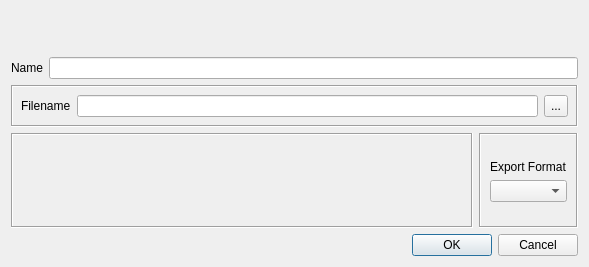
Old version of the form ui/ExportDialog.ui in the repository chris2511/xca.
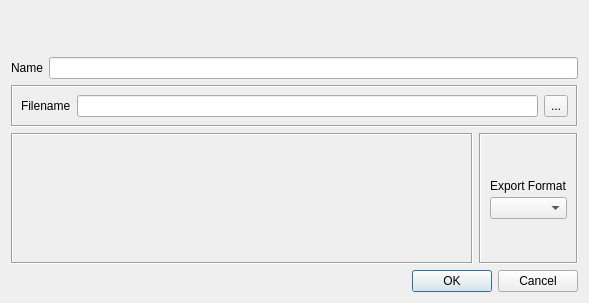
New version of the form. Custom widgets are drawn as their Qt base class.

```diff
--- a/ui/ExportDialog.ui
+++ b/ui/ExportDialog.ui
@@ -7,7 +7,7 @@
     <x>0</x>
     <y>0</y>
     <width>589</width>
-    <height>267</height>
+    <height>303</height>
    </rect>
   </property>
   <property name="windowTitle">
@@ -172,6 +172,9 @@
         <enum>QFrame::Sunken</enum>
        </property>
        <layout class="QVBoxLayout" name="verticalLayout">
+        <property name="spacing">
+         <number>4</number>
+        </property>
         <item>
          <spacer name="verticalSpacer">
           <property name="orientation">
```
